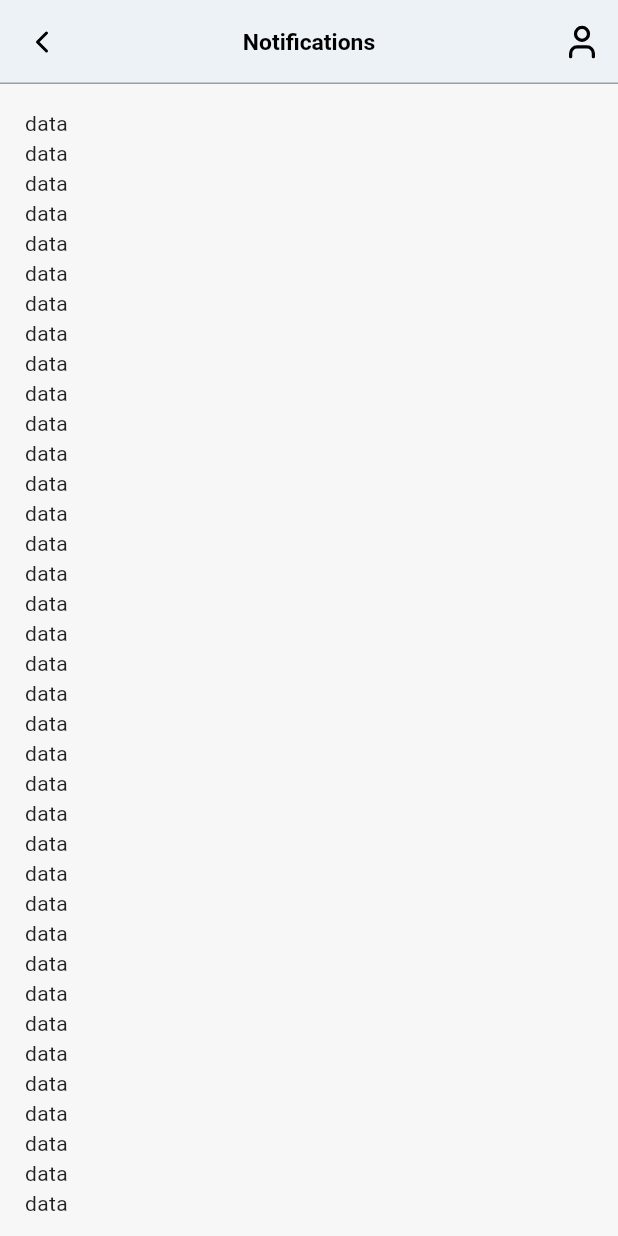
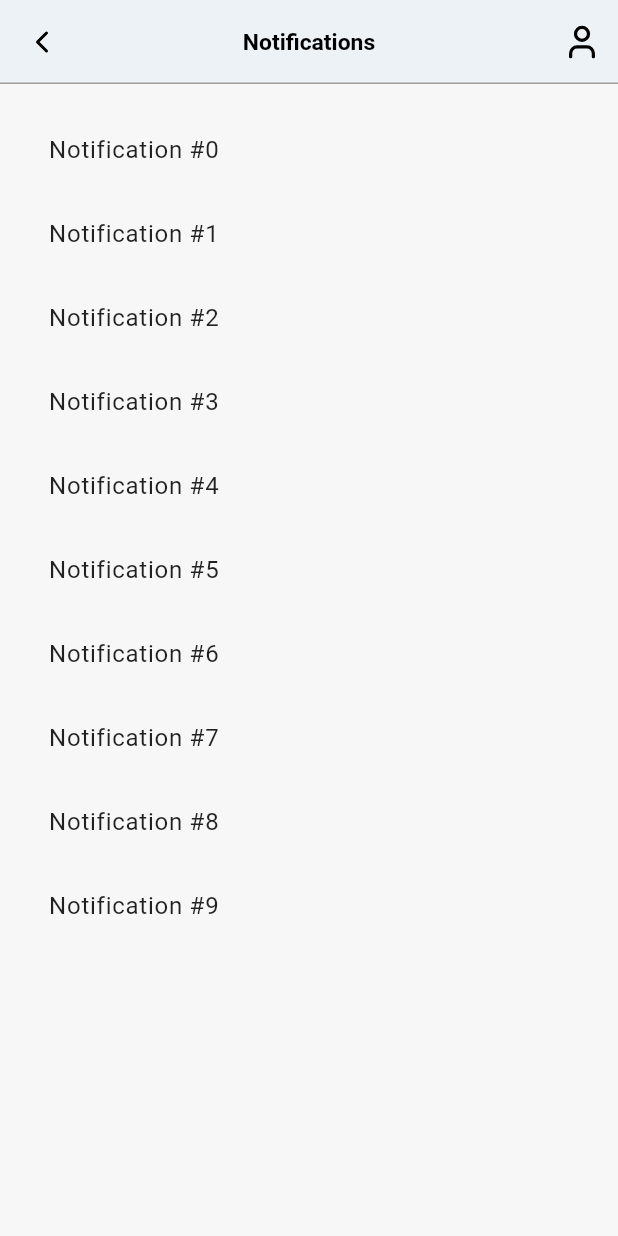
Before and after one commit to Zayahan-Hasan-Shah/Smart-Pay-Consumer-App, a Flutter app: the SettingScreen screen opened by its route, after a tap on "Notifications", on a phone screen of 412 x 824 dp. Run offline on Flutter 3.47's test engine with Material 3 defaults, Android fonts, the phone set to English and light mode, and no system bars; our stand-ins replace device_info_plus, flutter_local_notifications, flutter_secure_storage, get, google_fonts, iconsax and 8 more; accounts and stored records are empty.

Commit message:
create notification screen and now user can navigate to remider screen from setting screen

```diff
--- a/lib/src/view/screens/bottom_navigation/setting_screen/setting_screen.dart
+++ b/lib/src/view/screens/bottom_navigation/setting_screen/setting_screen.dart
@@ -42,6 +42,14 @@ class SettingScreen extends StatelessWidget {
                   subtitle: "Control push & email alerts",
                   onTap: () {
                     Get.toNamed(RouteNames.notificationScreen);
+                  },
+                ),
+                _settingTile(
+                  icon: Icons.notifications,
+                  title: "Reminders",
+                  subtitle: "Check your reminders",
+                  onTap: () {
+                    Get.toNamed(RouteNames.reminderScreen);
                   },
                 ),
 
--- a/lib/src/view/screens/notification/notification_screen.dart
+++ b/lib/src/view/screens/notification/notification_screen.dart
@@ -21,13 +21,12 @@ class _NotificationScreenState extends State<NotificationScreen> {
       ),
       body: Padding(
         padding: EdgeInsets.all(2.h),
-        child: Obx(() {
-          return ListView.builder(
-            itemBuilder: (context, index) {
-              return Text('data');
-            },
-          );
-        }),
+        child: ListView.builder(
+          itemCount: 10,
+          itemBuilder: (context, index) {
+            return ListTile(title: Text('Notification #$index'));
+          },
+        ),
       ),
     );
   }
```
